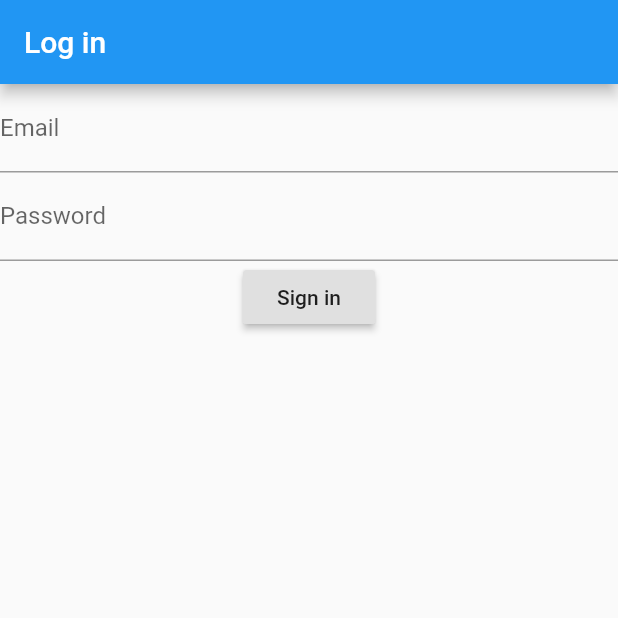
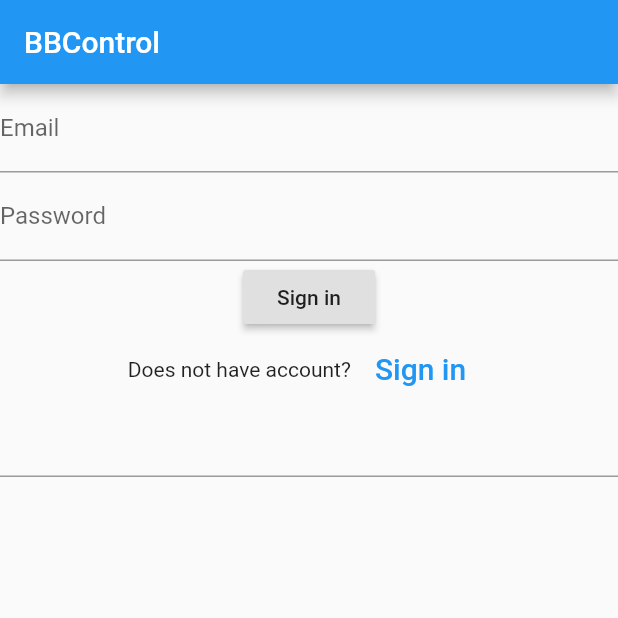
Before and after one commit to avperezb/BBControl, a Flutter app: the screen it shows after launch, on a phone screen of 412 x 824 dp, the top half of it. Run offline on Flutter 3.47's test engine with Material 2 defaults, Android fonts, the phone set to English and light mode, and no system bars; our stand-ins replace firebase_auth; accounts and stored records are empty.

Commit message:
signup button

```diff
--- a/bbcontrol/lib/Setup/Pages/logIn.dart
+++ b/bbcontrol/lib/Setup/Pages/logIn.dart
@@ -15,7 +15,7 @@ class _LoginPageState extends State<LoginPage>{
   Widget build(BuildContext context) {
     return Scaffold(
       appBar: AppBar(
-        title: Text('Log in'),
+        title: Text('BBControl'),
       ),
       body: Form(
         key: _formKey,
@@ -45,13 +45,32 @@ class _LoginPageState extends State<LoginPage>{
               obscureText: true,
             ),
             RaisedButton(
-              onPressed: (){
-                Navigator.push(
-                  context,
-                  MaterialPageRoute(builder: (context) => Home()),
-                );
-              },
+              onPressed: signIn,
               child: Text('Sign in'),
+            ),
+            Container(
+                child: Row(
+                  children: <Widget>[
+                    Text('Does not have account?'),
+                    FlatButton(
+                      textColor: Colors.blue,
+                      child: Text(
+                        'Sign in',
+                        style: TextStyle(fontSize: 20),
+                      ),
+                      onPressed: () {
+                        //signup screen
+                      },
+                    )
+                  ],
+                  mainAxisAlignment: MainAxisAlignment.center,
+                )),
+            TextFormField(
+              validator: (input){
+                if(input.length<6){
+                  return 'Your password needs to be atleast 6 characters';
+                }
+               },
             )
           ],
         ),
@@ -66,6 +85,8 @@ class _LoginPageState extends State<LoginPage>{
       formState.save();
       try{
         FirebaseUser user = (await FirebaseAuth.instance.signInWithEmailAndPassword(email: _email, password: _password)).user;
+        Navigator.push(context, MaterialPageRoute(builder: (context) => Home(user: user)));
+        //TO DO: Navigate to home
       }catch(e) {
         print(e.message);
       }
```
Also changed, not shown: bbcontrol/lib/Setup/Pages/home.dart (+9 -0 lines), bbcontrol/lib/Setup/Pages/signUp.dart (added).
